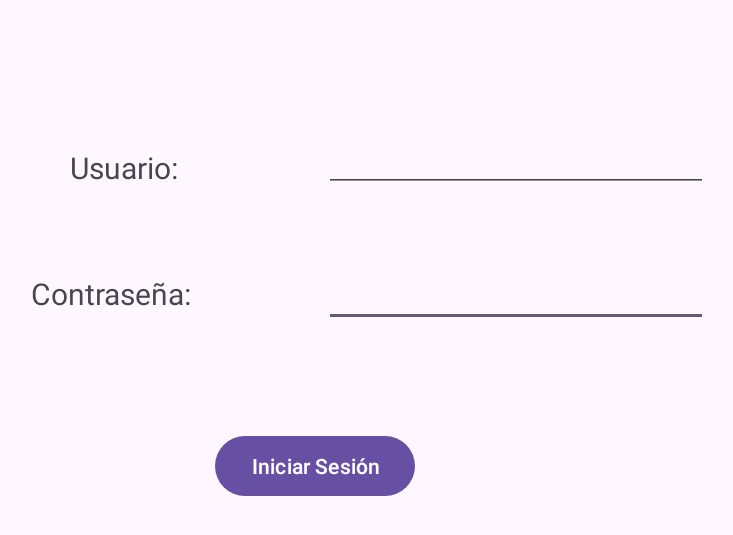
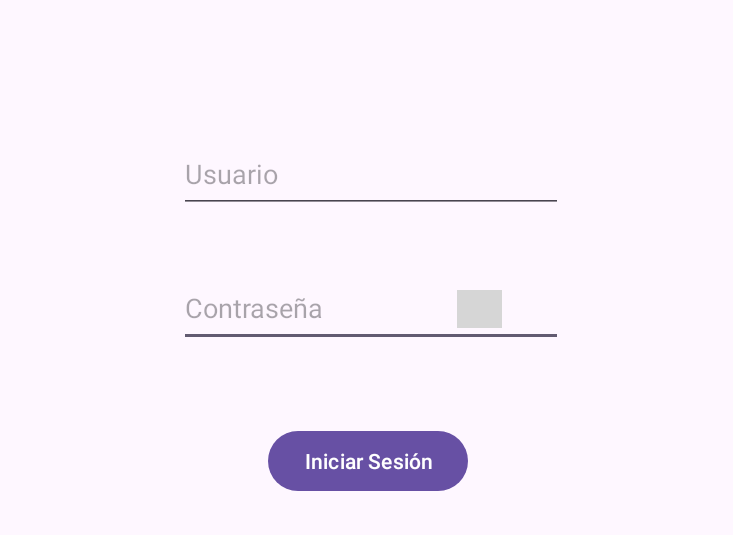
Before and after one commit to edulumulu/Proyecto_M13, an Android app: the screen it shows after launch (MainActivity), on a phone screen of 824 x 412 dp (held sideways). Shown: the top 535 px of the screen, without its empty margins (271-1004 px from the left). Run offline under Robolectric (Android 15) with nearby library versions, the phone set to English and light mode, and no system bars; grey boxes are pictures that could not be loaded.

Commit message:
Cambios en el loggin, para ocultar contraseña

```diff
--- a/app/src/main/java/com/example/proyecto_m13/GestionBBDD.java
+++ b/app/src/main/java/com/example/proyecto_m13/GestionBBDD.java
@@ -19,7 +19,7 @@ import java.util.Date;
 import java.util.Locale;
 
 public class GestionBBDD {
-    public static final String BASE_URL = "http://192.168.1.149/";
+    public static final String BASE_URL = "http://192.168.0.105/";
     @SuppressLint("StaticFieldLeak")
     public void comprobarCredenciales (Context context, String usuario, String contrasena){
         new AsyncTask<Void, Void, String>(){
--- a/app/src/main/java/com/example/proyecto_m13/MainActivity.java
+++ b/app/src/main/java/com/example/proyecto_m13/MainActivity.java
@@ -2,10 +2,14 @@ package com.example.proyecto_m13;
 
 import android.annotation.SuppressLint;
 import android.os.Bundle;
+import android.text.InputType;
+import android.text.method.HideReturnsTransformationMethod;
+import android.text.method.PasswordTransformationMethod;
 import android.util.Log;
 import android.view.View;
 import android.widget.Button;
 import android.widget.EditText;
+import android.widget.ImageView;
 import android.widget.Toast;
 import androidx.activity.EdgeToEdge;
 import androidx.appcompat.app.AppCompatActivity;
@@ -20,6 +24,8 @@ public class MainActivity extends AppCompatActivity {
     EditText etUsuario, etContrasena;
     Button btIniciar;
     GestionBBDD gestionBBDD = new GestionBBDD();
+    ImageView ivState;
+    boolean contrasenaVisible = false;
 
     @SuppressLint("MissingInflatedId")
     @Override
@@ -31,16 +37,30 @@ public class MainActivity extends AppCompatActivity {
             etUsuario = findViewById(R.id.etUsuario);
             etContrasena = findViewById(R.id.etContrasena);
             btIniciar = findViewById(R.id.btIniciar);
+            ivState = findViewById(R.id.ivState);
+
+            ivState.setOnClickListener(new View.OnClickListener() {
+                @Override
+                public void onClick(View v) {
+                    if (contrasenaVisible) {
+                        // Ocultar contraseña
+                        etContrasena.setTransformationMethod(PasswordTransformationMethod.getInstance());
+                        ivState.setImageResource(R.drawable.invisible);
+                    } else {
+                        // Mostrar contraseña
+                        etContrasena.setTransformationMethod(HideReturnsTransformationMethod.getInstance());
+                        ivState.setImageResource(R.drawable.visible);
+                    }
+                    // Mueve el cursor al final del texto
+                    etContrasena.setSelection(etContrasena.getText().length());
+                    contrasenaVisible = !contrasenaVisible;
+                }
+            });
 
             btIniciar.setOnClickListener(new View.OnClickListener() {
                 @Override
                 public void onClick(View v) {
-
-                   // try {
                         iniciarSesion();
-                    //} catch (ParseException e) {
-                    //    throw new RuntimeException(e);
-                    //}
                 }
             });
     }
@@ -56,34 +76,6 @@ public class MainActivity extends AppCompatActivity {
             gestionBBDD.comprobarCredenciales(this, usuario, contrasena);
 
             SimpleDateFormat dateFormat = new SimpleDateFormat("dd/MM/yyyy");
-
-            //lo inserto con id 1 aunque internamente va a tener otro id en la base de datos
-          /*gestionBBDD.insertarCliente(this, new Cliente("Carlos", "Herrera",
-                   "22222222L", dateFormat.parse("06/02/2019"),
-                   123456789, "paco@gmail", "Antonio Lucas","Valmo 27", 28047, "Barcelona"));
-
-           /*gestionBBDD.modificarCliente(this,new Cliente(2, "Bibiana", "Martin",
-                    "520546668J", dateFormat.parse("03/04/1987"), 123456789, "edu@gmail",
-                    "Paco", true, dateFormat.parse("10/05/2019"),
-                 "gafas", false, "Illescas 27", 28047, "Madird"));*/
-
-            // Llamar a listarClientes y manejar los datos con un callback
-            /*gestionBBDD.listarClientes(this, new GestionBBDD.ClienteCallback() {
-                @Override
-                public void onClientesListados(ArrayList<Cliente> listaClientes) {
-                    if (listaClientes != null && !listaClientes.isEmpty()) {
-                        // Imprimir clientes en Log
-                        for (Cliente cliente : listaClientes) {
-                            Log.d("Cliente", "ID: " + cliente.getId() + ", Nombre: " + cliente.getName());
-                        }
-
-                        // Mostrar mensaje con el número de clientes cargados
-                        Toast.makeText(MainActivity.this, "Clientes cargados: " + listaClientes.size(), Toast.LENGTH_LONG).show();
-                    } else {
-                        Toast.makeText(MainActivity.this, "No hay clientes disponibles", Toast.LENGTH_SHORT).show();
-                    }
-                }
-            });*/
         }
     }
-    }
+}
--- a/app/src/main/res/layout-land/activity_main.xml
+++ b/app/src/main/res/layout-land/activity_main.xml
@@ -7,58 +7,33 @@
     android:layout_height="match_parent"
     tools:context=".MainActivity">
 
+
     <EditText
         android:id="@+id/etContrasena"
         android:layout_width="256dp"
         android:layout_height="52dp"
         android:ems="10"
+        android:hint="Contraseña"
+        android:inputType="textPassword"
         app:layout_constraintBottom_toBottomOf="parent"
         app:layout_constraintEnd_toEndOf="parent"
-        app:layout_constraintHorizontal_bias="0.698"
+        app:layout_constraintHorizontal_bias="0.528"
         app:layout_constraintStart_toStartOf="parent"
         app:layout_constraintTop_toTopOf="parent"
-        app:layout_constraintVertical_bias="0.462" />
+        app:layout_constraintVertical_bias="0.498" />
 
     <EditText
         android:id="@+id/etUsuario"
         android:layout_width="256dp"
         android:layout_height="52dp"
         android:ems="10"
+        android:hint="Usuario"
         app:layout_constraintBottom_toBottomOf="parent"
         app:layout_constraintEnd_toEndOf="parent"
-        app:layout_constraintHorizontal_bias="0.698"
+        app:layout_constraintHorizontal_bias="0.528"
         app:layout_constraintStart_toStartOf="parent"
         app:layout_constraintTop_toTopOf="parent"
-        app:layout_constraintVertical_bias="0.211" />
-
-    <TextView
-        android:id="@+id/tvUsuario"
-        android:layout_width="98dp"
-        android:layout_height="30dp"
-        android:text="Usuario:"
-        android:textAlignment="center"
-        android:textIsSelectable="false"
-        android:textSize="20sp"
-        app:layout_constraintBottom_toBottomOf="parent"
-        app:layout_constraintEnd_toEndOf="parent"
-        app:layout_constraintHorizontal_bias="0.296"
-        app:layout_constraintStart_toStartOf="parent"
-        app:layout_constraintTop_toTopOf="parent"
-        app:layout_constraintVertical_bias="0.257" />
-
-    <TextView
-        android:id="@+id/tvContrasena"
-        android:layout_width="111dp"
-        android:layout_height="26dp"
-        android:text="Contraseña:"
-        android:textAlignment="center"
-        android:textSize="20sp"
-        app:layout_constraintBottom_toBottomOf="parent"
-        app:layout_constraintEnd_toEndOf="parent"
-        app:layout_constraintHorizontal_bias="0.28"
-        app:layout_constraintStart_toStartOf="parent"
-        app:layout_constraintTop_toTopOf="parent"
-        app:layout_constraintVertical_bias="0.472" />
+        app:layout_constraintVertical_bias="0.25" />
 
     <Button
         android:id="@+id/btIniciar"
@@ -67,9 +42,20 @@
         android:text="Iniciar Sesión"
         app:layout_constraintBottom_toBottomOf="parent"
         app:layout_constraintEnd_toEndOf="parent"
-        app:layout_constraintHorizontal_bias="0.469"
+        app:layout_constraintHorizontal_bias="0.52"
         app:layout_constraintStart_toStartOf="parent"
         app:layout_constraintTop_toTopOf="parent"
-        app:layout_constraintVertical_bias="0.787" />
+        app:layout_constraintVertical_bias="0.779" />
+
+    <ImageView
+        android:id="@+id/ivState"
+        android:layout_width="30dp"
+        android:layout_height="25dp"
+        app:layout_constraintBottom_toBottomOf="parent"
+        app:layout_constraintEnd_toEndOf="parent"
+        app:layout_constraintHorizontal_bias="0.611"
+        app:layout_constraintStart_toStartOf="parent"
+        app:layout_constraintTop_toTopOf="parent"
+        app:srcCompat="@drawable/invisible" />
 
 </androidx.constraintlayout.widget.ConstraintLayout>
--- a/gradle/libs.versions.toml
+++ b/gradle/libs.versions.toml
@@ -1,5 +1,5 @@
 [versions]
-agp = "8.6.0"
+agp = "8.8.0"
 junit = "4.13.2"
 junitVersion = "1.2.1"
 espressoCore = "3.6.1"
```
